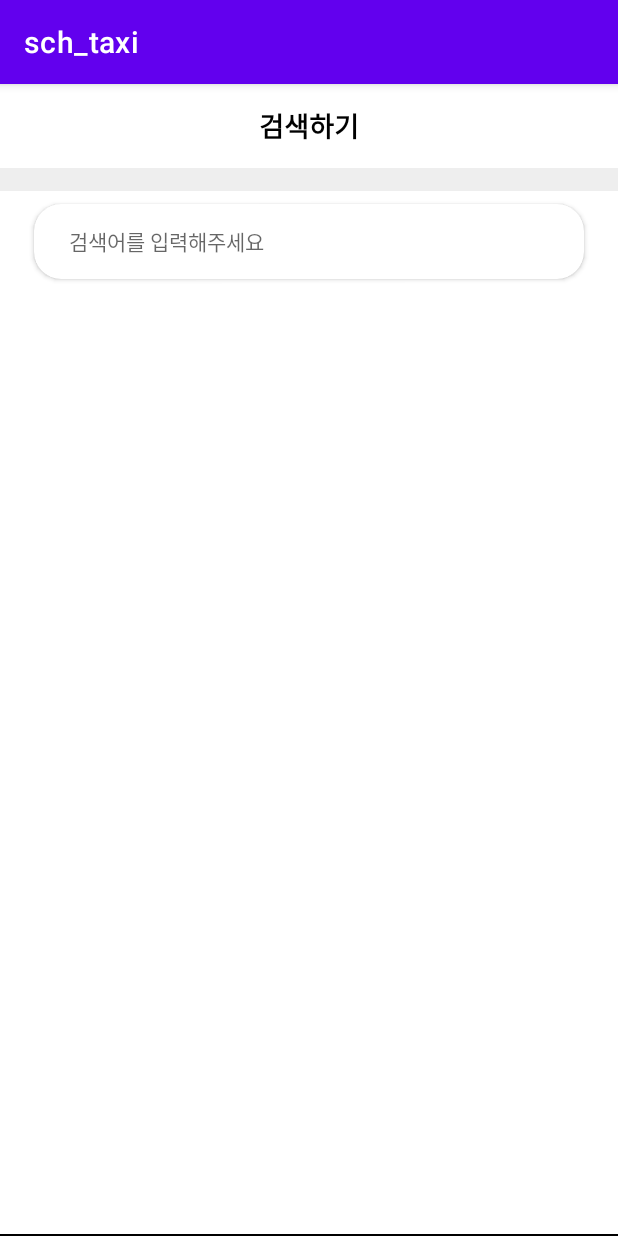
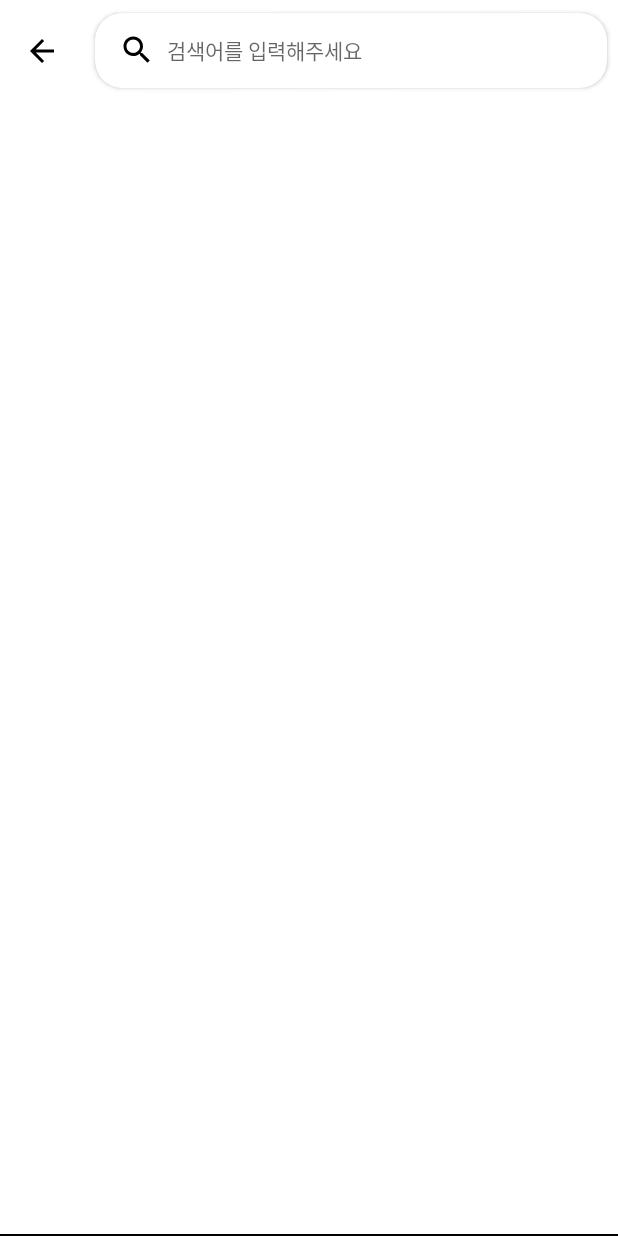
Before and after one commit to Uttug-Seuja/sch-taxi-android, an Android app: the TaxiSearchFragment screen opened through its navigation route, on a phone screen of 412 x 824 dp. Run offline under Robolectric (Android 15) with nearby library versions, the phone set to English and light mode, and no system bars; our stand-ins replace Dagger/Hilt's generated code, data binding, navigation-ui.

Commit message:
[sch taxi] 검색 페이지 > UI 구성

```diff
--- a/app/src/main/java/com/sch/sch_taxi/ui/taxisearch/TaxiSearchActionHandler.kt
+++ b/app/src/main/java/com/sch/sch_taxi/ui/taxisearch/TaxiSearchActionHandler.kt
@@ -2,4 +2,6 @@ package com.sch.sch_taxi.ui.taxisearch
 
 
 interface TaxiSearchActionHandler {
+    fun onClickedTaxiSearchResult()
+
 }
--- a/app/src/main/java/com/sch/sch_taxi/ui/taxisearch/TaxiSearchBindingAdapters.kt
+++ b/app/src/main/java/com/sch/sch_taxi/ui/taxisearch/TaxiSearchBindingAdapters.kt
@@ -11,6 +11,9 @@ import android.widget.ImageView
 import android.widget.TextView
 import androidx.cardview.widget.CardView
 import androidx.databinding.BindingAdapter
+import androidx.recyclerview.widget.RecyclerView
+import com.sch.domain.model.Taxis
+import com.sch.sch_taxi.ui.taxisearch.adapter.TaxiSearchAdapter
 
 @BindingAdapter("addImageCardViewVisible")
 fun CardView.bindAddImageCardViewVisible(uri: String) {
@@ -46,13 +49,13 @@ fun TextView.bindEditTextVisible(textLength: Int) {
     }
 }
 
-//@BindingAdapter("bookCoverStackAdapter")
-//fun RecyclerView.bindBookCoverStackAdapter(itemList: BookCoverStacks) {
-//    val boundAdapter = this.adapter
-//    if (boundAdapter is BookCoverStack2Adapter) {
-//        boundAdapter.submitList(itemList.bookCoverStacks)
-//    }
-//}
+@BindingAdapter("taxiSearchAdapter")
+fun RecyclerView.bindTaxiSearchAdapter(itemList: Taxis) {
+    val boundAdapter = this.adapter
+    if (boundAdapter is TaxiSearchAdapter) {
+        boundAdapter.submitList(itemList.Taxi)
+    }
+}
 
 @BindingAdapter("textVisible")
 fun TextView.bindTextVisible(text: String) {
--- a/app/src/main/java/com/sch/sch_taxi/ui/taxisearch/TaxiSearchFragment.kt
+++ b/app/src/main/java/com/sch/sch_taxi/ui/taxisearch/TaxiSearchFragment.kt
@@ -1,11 +1,16 @@
 package com.sch.sch_taxi.ui.taxisearch
 
 import androidx.fragment.app.viewModels
+import androidx.lifecycle.lifecycleScope
 import com.sch.sch_taxi.R
 import com.sch.sch_taxi.base.BaseFragment
 import com.sch.sch_taxi.databinding.FragmentTaxiDetailBinding
 import com.sch.sch_taxi.databinding.FragmentTaxiSearchBinding
+import com.sch.sch_taxi.ui.home.HomeFragmentDirections
+import com.sch.sch_taxi.ui.home.HomeNavigationAction
+import com.sch.sch_taxi.ui.taxisearch.adapter.TaxiSearchAdapter
 import dagger.hilt.android.AndroidEntryPoint
+import kotlinx.coroutines.flow.collectLatest
 
 
 @AndroidEntryPoint
@@ -17,7 +22,7 @@ class TaxiSearchFragment : BaseFragment<FragmentTaxiSearchBinding, TaxiSearchVie
         get() = R.layout.fragment_taxi_search
 
     override val viewModel: TaxiSearchViewModel by viewModels()
-//    private val bookmarkStack2Adapter by lazy { BookCoverStack2Adapter(viewModel) }
+    private val taxiSearchAdapter by lazy { TaxiSearchAdapter(viewModel) }
 
     override fun initStartView() {
         binding.apply {
@@ -25,18 +30,21 @@ class TaxiSearchFragment : BaseFragment<FragmentTaxiSearchBinding, TaxiSearchVie
             this.lifecycleOwner = viewLifecycleOwner
         }
         exception = viewModel.errorEvent
-        setupEvent()
         initAdapter()
     }
 
-    private fun setupEvent() {
+    override fun initDataBinding() {
+        viewLifecycleOwner.lifecycleScope.launchWhenStarted {
+            viewModel.navigationHandler.collectLatest {
+                when(it) {
+                    is TaxiSearchNavigationAction.NavigateToTaxiSearchResult -> navigate(HomeFragmentDirections.actionHomeFragmentToTaxiDetailFragment())
+                }
+            }
+        }
     }
 
     private fun initAdapter() {
-//        binding.bookmarkRecycler.adapter = bookmarkStack2Adapter
-    }
-
-    override fun initDataBinding() {
+        binding.rvTaxiSearch.adapter = taxiSearchAdapter
     }
 
     override fun initAfterBinding() {
--- a/app/src/main/java/com/sch/sch_taxi/ui/taxisearch/TaxiSearchNavigationAction.kt
+++ b/app/src/main/java/com/sch/sch_taxi/ui/taxisearch/TaxiSearchNavigationAction.kt
@@ -1,4 +1,8 @@
 package com.sch.sch_taxi.ui.taxisearch
 
+import com.sch.sch_taxi.ui.home.HomeNavigationAction
+
 sealed class TaxiSearchNavigationAction {
+    object NavigateToTaxiSearchResult: TaxiSearchNavigationAction()
+
 }
--- a/app/src/main/java/com/sch/sch_taxi/ui/taxisearch/TaxiSearchViewModel.kt
+++ b/app/src/main/java/com/sch/sch_taxi/ui/taxisearch/TaxiSearchViewModel.kt
@@ -1,7 +1,11 @@
 package com.sch.sch_taxi.ui.taxisearch
 
+import com.sch.domain.model.Taxis
 import com.sch.sch_taxi.base.BaseViewModel
+import com.sch.sch_taxi.ui.home.HomeNavigationAction
 import dagger.hilt.android.lifecycle.HiltViewModel
+import kotlinx.coroutines.flow.*
+import kotlinx.coroutines.launch
 import javax.inject.Inject
 
 @HiltViewModel
@@ -9,5 +13,19 @@ class TaxiSearchViewModel @Inject constructor(
 ) : BaseViewModel(), TaxiSearchActionHandler {
 
     private val TAG = "TaxiSearchViewModel"
+    private val _navigationHandler: MutableSharedFlow<TaxiSearchNavigationAction> =
+        MutableSharedFlow<TaxiSearchNavigationAction>()
+    val navigationHandler: SharedFlow<TaxiSearchNavigationAction> =
+        _navigationHandler.asSharedFlow()
+
+    private val _taxiSearchEvent: MutableStateFlow<Taxis> =
+        MutableStateFlow(Taxis(emptyList()))
+    val taxiSearchEvent: StateFlow<Taxis> = _taxiSearchEvent
+
+    override fun onClickedTaxiSearchResult() {
+        baseViewModelScope.launch {
+            _navigationHandler.emit(TaxiSearchNavigationAction.NavigateToTaxiSearchResult)
+        }
+    }
 
 }
--- /dev/null
+++ b/app/src/main/res/drawable/baseline_arrow_back_24.xml
@@ -0,0 +1,5 @@
+<vector android:autoMirrored="true" android:height="24dp"
+    android:tint="#000000" android:viewportHeight="24"
+    android:viewportWidth="24" android:width="24dp" xmlns:android="http://schemas.android.com/apk/res/android">
+    <path android:fillColor="@android:color/white" android:pathData="M20,11H7.83l5.59,-5.59L12,4l-8,8 8,8 1.41,-1.41L7.83,13H20v-2z"/>
+</vector>
--- a/app/src/main/res/layout/fragment_taxi_search.xml
+++ b/app/src/main/res/layout/fragment_taxi_search.xml
@@ -12,13 +12,14 @@
         <import type="android.view.View" />
     </data>
 
-    <LinearLayout
+
+    <androidx.constraintlayout.widget.ConstraintLayout
         android:layout_width="match_parent"
         android:layout_height="match_parent"
         android:orientation="vertical"
         tools:context=".ui.view.SearchActivity">
 
-        <androidx.appcompat.widget.Toolbar
+        <androidx.constraintlayout.widget.ConstraintLayout
             android:id="@+id/mainToolbar"
             android:layout_width="match_parent"
             android:layout_height="wrap_content"
@@ -26,33 +27,26 @@
             app:layout_constraintStart_toStartOf="parent"
             app:layout_constraintTop_toTopOf="parent">
 
-            <TextView
+            <ImageView
+                android:id="@+id/iv_close"
                 android:layout_width="wrap_content"
                 android:layout_height="wrap_content"
-                android:layout_gravity="center"
-                android:gravity="center_horizontal"
-                android:text="검색하기"
-                android:textColor="@color/black"
-                android:textSize="18dp"
-                android:textStyle="bold" />
-
-
-        </androidx.appcompat.widget.Toolbar>
-
-        <View
-            android:layout_width="match_parent"
-            android:layout_height="15dp"
-            android:background="#eeeeee" />
-
+                android:padding="16dp"
+                app:layout_constraintBottom_toBottomOf="parent"
+                app:layout_constraintStart_toStartOf="parent"
+                app:layout_constraintTop_toTopOf="parent"
+                app:srcCompat="@drawable/baseline_arrow_back_24" />
 
             <androidx.cardview.widget.CardView
                 android:id="@+id/searchViewLayout"
-            android:layout_width="match_parent"
+                android:layout_width="0dp"
                 android:layout_height="wrap_content"
-            android:layout_marginStart="15dp"
-            android:layout_marginEnd="15dp"
                 app:cardCornerRadius="18dp"
-            app:cardUseCompatPadding="true">
+                app:cardUseCompatPadding="true"
+                app:layout_constraintBottom_toBottomOf="parent"
+                app:layout_constraintEnd_toEndOf="parent"
+                app:layout_constraintStart_toEndOf="@+id/iv_close"
+                app:layout_constraintTop_toTopOf="parent">
 
                 <LinearLayout
                     android:layout_width="match_parent"
@@ -68,8 +62,9 @@
                         android:layout_marginStart="8dp"
                         android:layout_weight="1"
                         android:background="@android:color/transparent"
-                    android:drawableStart="@drawable/selector_green_color_button"
+                        android:drawableStart="@drawable/ic_baseline_search_24"
                         android:drawablePadding="8dp"
+                        android:drawableTint="@color/black"
                         android:gravity="center_vertical"
                         android:hint="검색어를 입력해주세요"
                         android:paddingStart="8dp"
@@ -96,13 +91,19 @@
 
             </androidx.cardview.widget.CardView>
 
+
+        </androidx.constraintlayout.widget.ConstraintLayout>
+
+
         <androidx.recyclerview.widget.RecyclerView
-            android:id="@+id/rv_list"
+            android:id="@+id/rv_taxi_search"
+            taxiSearchAdapter="@{vm.taxiSearchEvent}"
             android:layout_width="match_parent"
-            android:layout_height="match_parent"
-            android:layout_marginBottom="30dp"
+            android:layout_height="0dp"
             android:visibility="visible"
-            app:layoutManager="androidx.recyclerview.widget.LinearLayoutManager" />
+            app:layoutManager="androidx.recyclerview.widget.LinearLayoutManager"
+            app:layout_constraintBottom_toBottomOf="parent"
+            app:layout_constraintTop_toBottomOf="@+id/mainToolbar" />
 
         <TextView
             android:id="@+id/noResultCard"
@@ -111,11 +112,12 @@
             android:background="#ffffff"
             android:gravity="center"
             android:orientation="vertical"
-            android:text="검색 결과가 없습니다."
-            android:visibility="gone">
+            android:text="@string/search_empty_title"
+            android:visibility="gone"
+            app:layout_constraintTop_toBottomOf="@+id/mainToolbar">
 
 
         </TextView>
 
-    </LinearLayout>
+    </androidx.constraintlayout.widget.ConstraintLayout>
 </layout>
--- a/app/src/main/res/values/strings.xml
+++ b/app/src/main/res/values/strings.xml
@@ -71,6 +71,7 @@
     <string name="user_delete">탈퇴하기</string>
     <string name="bottom_chatting">채팅</string>
     <string name="home_taxi_create_title">글쓰기</string>
+    <string name="search_empty_title">검색 결과가 없습니다.</string>
 
 
 </resources>
--- a/app/src/main/res/values/themes.xml
+++ b/app/src/main/res/values/themes.xml
@@ -1,6 +1,6 @@
 <resources xmlns:tools="http://schemas.android.com/tools">
     <!-- Base application theme. -->
-    <style name="Theme.Sch_taxi" parent="Theme.MaterialComponents.DayNight.DarkActionBar">
+    <style name="Theme.Sch_taxi" parent="Theme.MaterialComponents.DayNight.NoActionBar">
         <!-- Primary brand color. -->
         <item name="colorPrimary">@color/purple_500</item>
         <item name="colorPrimaryVariant">@color/purple_700</item>
@@ -10,7 +10,10 @@
         <item name="colorSecondaryVariant">@color/teal_700</item>
         <item name="colorOnSecondary">@color/black</item>
         <!-- Status bar color. -->
-        <item name="android:statusBarColor">?attr/colorPrimaryVariant</item>
+        <item name="android:statusBarColor">@color/white</item>
         <!-- Customize your theme here. -->
+        <item name="android:windowIsTranslucent">true</item>
+        <!--Status Bar 글자색깔-->
+        <item name="android:windowLightStatusBar">true</item>
     </style>
 </resources>
```
Also changed, not shown: app/src/main/java/com/sch/sch_taxi/ui/taxisearch/adapter/TaxiSearchAdapter.kt (added, +54 -0 lines), app/src/main/res/layout/holder_taxi_search.xml (added, +52 -0 lines). Lines whose indentation alone changed are shown as unchanged.
